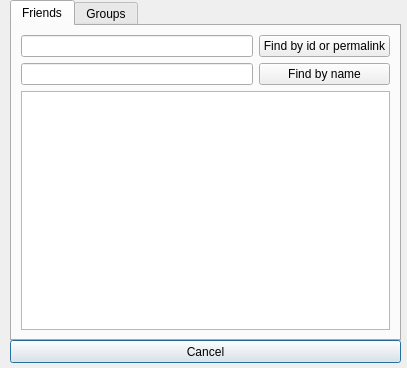
This is dialogs/relations_dialog.ui in jeyboy/playo3 as Qt 5 draws it before an edit. The edited form follows.
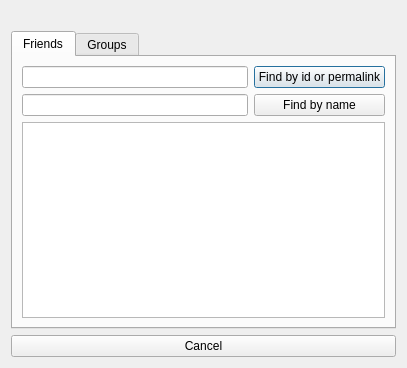
This is the edited form.

```diff
--- a/dialogs/relations_dialog.ui
+++ b/dialogs/relations_dialog.ui
@@ -13,28 +13,19 @@
   <property name="windowTitle">
    <string>Dialog</string>
   </property>
-  <widget class="QPushButton" name="cancelButton">
-   <property name="geometry">
-    <rect>
-     <x>10</x>
-     <y>340</y>
-     <width>391</width>
-     <height>23</height>
-    </rect>
+  <layout class="QVBoxLayout" name="verticalLayout">
+   <item>
+    <widget class="QLabel" name="errorStr">
+     <property name="styleSheet">
+      <string notr="true">color:red;</string>
    </property>
    <property name="text">
-    <string>Cancel</string>
-   </property>
-  </widget>
+      <string/>
+     </property>
+    </widget>
+   </item>
+   <item>
   <widget class="QTabWidget" name="tabWidget">
-   <property name="geometry">
-    <rect>
-     <x>10</x>
-     <y>0</y>
-     <width>391</width>
-     <height>341</height>
-    </rect>
-   </property>
    <property name="currentIndex">
     <number>0</number>
    </property>
@@ -99,6 +90,15 @@
     </layout>
    </widget>
   </widget>
+   </item>
+   <item>
+    <widget class="QPushButton" name="cancelButton">
+     <property name="text">
+      <string>Cancel</string>
+     </property>
+    </widget>
+   </item>
+  </layout>
  </widget>
  <resources/>
  <connections/>
```
Lines whose indentation alone changed are shown as unchanged.
